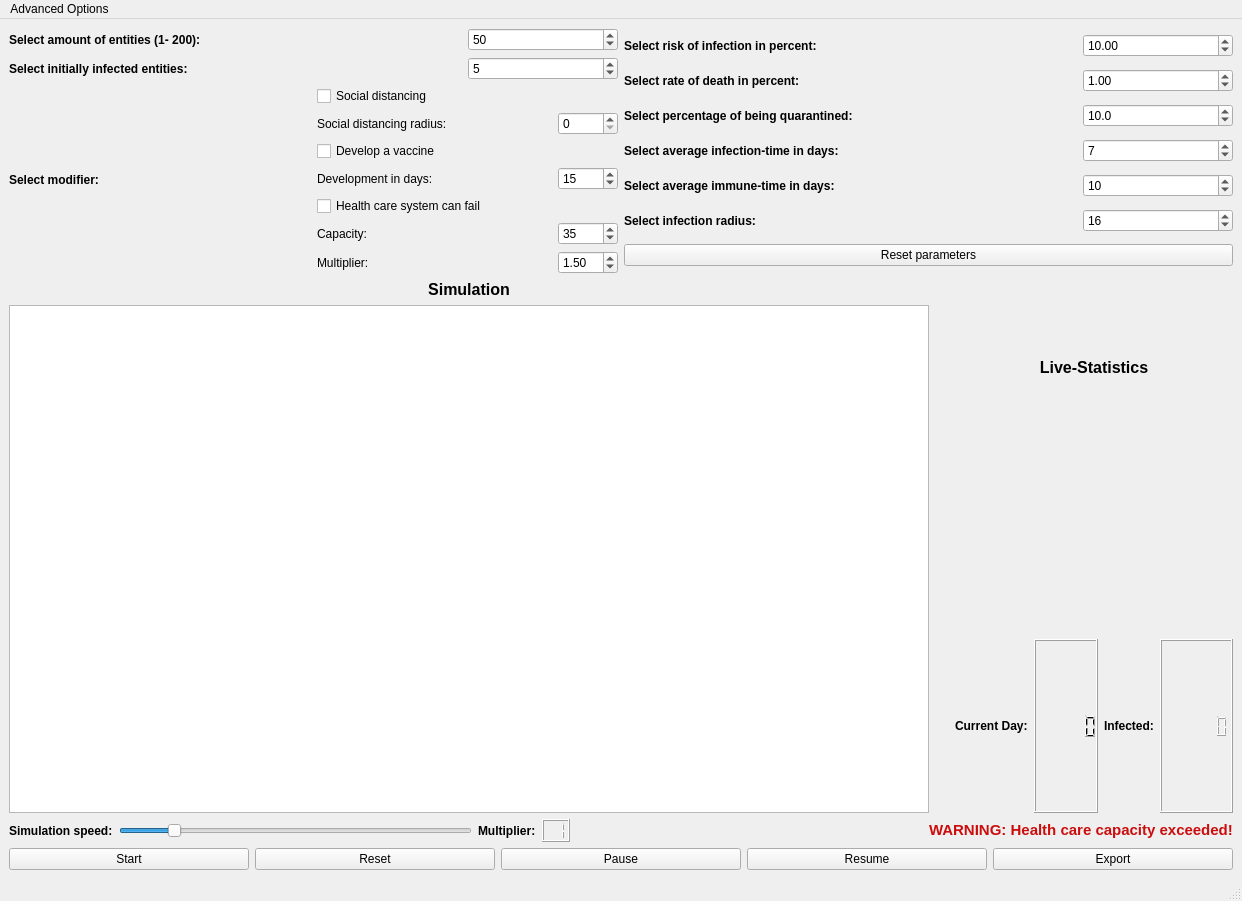
Old version of the form resources/mainwindow.ui in the repository JonasAdler/pandemic_simulator.
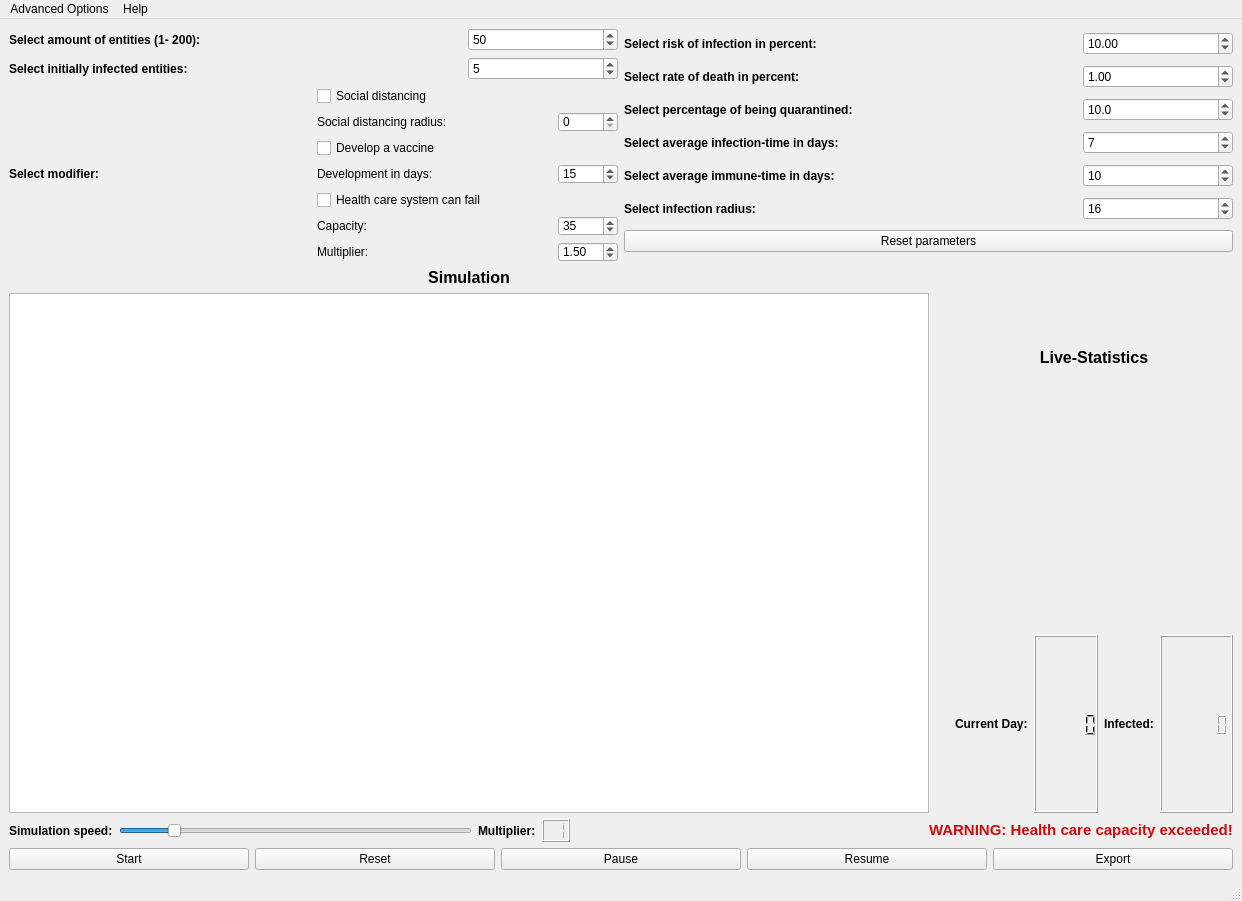
New version of the form. Custom widgets are drawn as their Qt base class.

What changed in the file:
```diff
--- a/resources/mainwindow.ui
+++ b/resources/mainwindow.ui
@@ -157,7 +157,7 @@
                   <property name="maximumSize">
                    <size>
                     <width>60</width>
-                    <height>60</height>
+                    <height>20</height>
                    </size>
                   </property>
                   <property name="minimum">
@@ -203,7 +203,7 @@
                   <property name="maximumSize">
                    <size>
                     <width>60</width>
-                    <height>60</height>
+                    <height>20</height>
                    </size>
                   </property>
                   <property name="minimum">
@@ -254,7 +254,7 @@
                     <property name="maximumSize">
                      <size>
                       <width>60</width>
-                      <height>60</height>
+                      <height>20</height>
                      </size>
                     </property>
                     <property name="maximum">
@@ -290,7 +290,7 @@
                     <property name="maximumSize">
                      <size>
                       <width>60</width>
-                      <height>60</height>
+                      <height>20</height>
                      </size>
                     </property>
                     <property name="minimum">
@@ -919,7 +919,15 @@
     </widget>
     <addaction name="menuShow_Hide"/>
    </widget>
+   <widget class="QMenu" name="menuHelp">
+    <property name="title">
+     <string>Help</string>
+    </property>
+    <addaction name="actionShow_Legend"/>
+    <addaction name="actionMin_Max_values"/>
+   </widget>
    <addaction name="menuAdvanced_Options"/>
+   <addaction name="menuHelp"/>
   </widget>
   <widget class="QStatusBar" name="statusbar"/>
   <action name="actionShow_social_distancing_radius">
```
Left out of the diff: 14 changed lines with no effect on the pictures.
